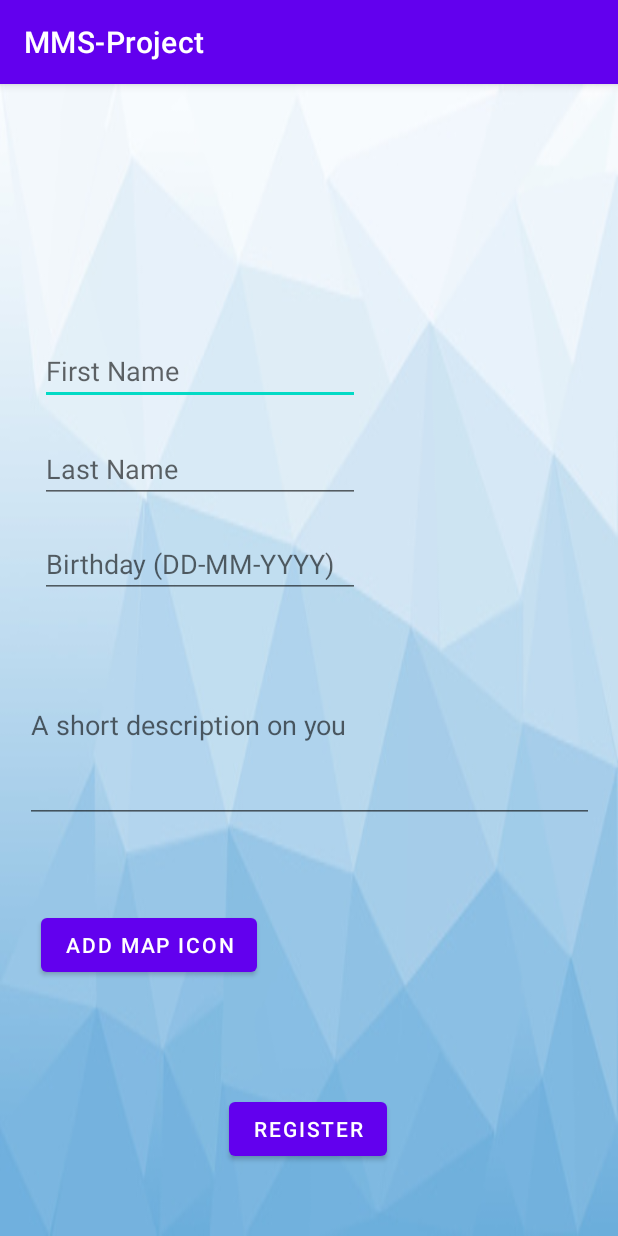
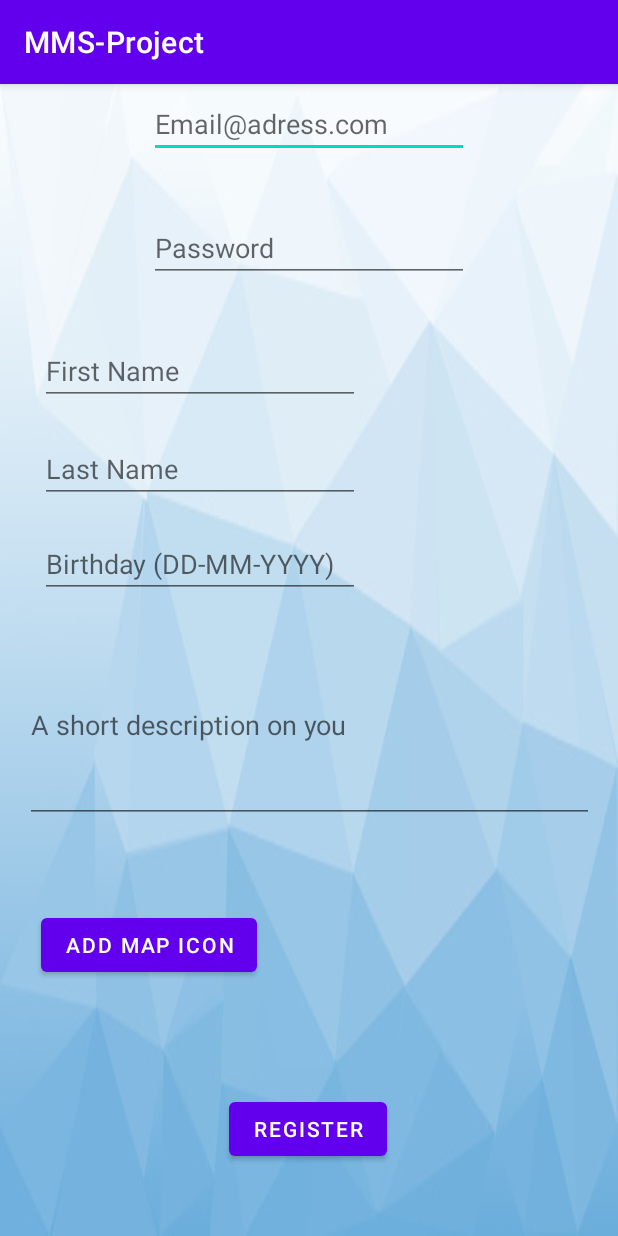
Before and after one commit to JasperDell/MMS-project, an Android app: the registerForm screen opened directly, with no data from a screen before it, on a phone screen of 412 x 824 dp. Run offline under Robolectric (Android 15) with nearby library versions, the phone set to English and light mode, and no system bars; our stand-ins replace Firebase (no records; nobody signed in at launch, a user with empty details on screens opened directly); Roboto replaces fonts that are not available here.

Commit message:
registreren werkt

```diff
--- a/app/build.gradle
+++ b/app/build.gradle
@@ -45,6 +45,9 @@ dependencies {
     implementation 'androidx.lifecycle:lifecycle-viewmodel-ktx:2.3.1'
     implementation 'com.google.android.gms:play-services-maps:18.0.0'
     implementation 'com.google.android.gms:play-services-location:18.0.0'
+    implementation 'com.google.firebase:firebase-auth:20.0.4'
+    implementation 'com.google.firebase:firebase-database:19.7.0'
+    implementation 'com.google.firebase:firebase-storage:20.0.0'
     testImplementation 'junit:junit:4.+'
     androidTestImplementation 'androidx.test.ext:junit:1.1.2'
     androidTestImplementation 'androidx.test.espresso:espresso-core:3.3.0'
--- a/app/src/main/res/layout/activity_register_form.xml
+++ b/app/src/main/res/layout/activity_register_form.xml
@@ -6,6 +6,18 @@
     android:layout_height="match_parent"
     android:background="@drawable/login_back"
     tools:context=".registerForm">
+
+    <EditText
+        android:id="@+id/textEmail"
+        android:layout_width="wrap_content"
+        android:layout_height="wrap_content"
+        android:layout_marginTop="4dp"
+        android:ems="10"
+        android:hint="Email@adress.com"
+        android:inputType="textEmailAddress"
+        app:layout_constraintEnd_toEndOf="parent"
+        app:layout_constraintStart_toStartOf="parent"
+        app:layout_constraintTop_toTopOf="parent" />
 
     <EditText
         android:id="@+id/textFirstName"
@@ -81,8 +93,8 @@
         android:layout_height="wrap_content"
         android:layout_marginTop="16dp"
         android:ems="10"
+        android:hint="Birthday (DD-MM-YYYY)"
         android:inputType="date"
-        android:hint="Birthday (DD-MM-YYYY)"
         app:layout_constraintBottom_toBottomOf="parent"
         app:layout_constraintEnd_toEndOf="parent"
         app:layout_constraintHorizontal_bias="0.134"
@@ -102,18 +114,16 @@
         app:layout_constraintVertical_bias="0.815"
         tools:srcCompat="@tools:sample/avatars" />
 
-    <TextView
-        android:id="@+id/textViewEmail"
-        android:layout_width="183dp"
-        android:layout_height="42dp"
+    <EditText
+        android:id="@+id/textPassword"
+        android:layout_width="wrap_content"
+        android:layout_height="wrap_content"
         android:ems="10"
-        android:text="email@domain.extension"
-        app:layout_constraintBottom_toBottomOf="parent"
+        android:hint="Password"
+        android:inputType="textPassword"
+        app:layout_constraintBottom_toTopOf="@+id/textFirstName"
         app:layout_constraintEnd_toEndOf="parent"
-        app:layout_constraintHorizontal_bias="0.507"
         app:layout_constraintStart_toStartOf="parent"
-        app:layout_constraintTop_toTopOf="parent"
-        app:layout_constraintVertical_bias="0.07"
-        tools:visibility="visible" />
+        app:layout_constraintTop_toBottomOf="@+id/textEmail" />
 
 </androidx.constraintlayout.widget.ConstraintLayout>
```
Also changed, not shown: app/src/main/java/com/example/mms_project/loginForm.java (+2 -5 lines), app/src/main/java/com/example/mms_project/registerForm.java (+43 -30 lines).
